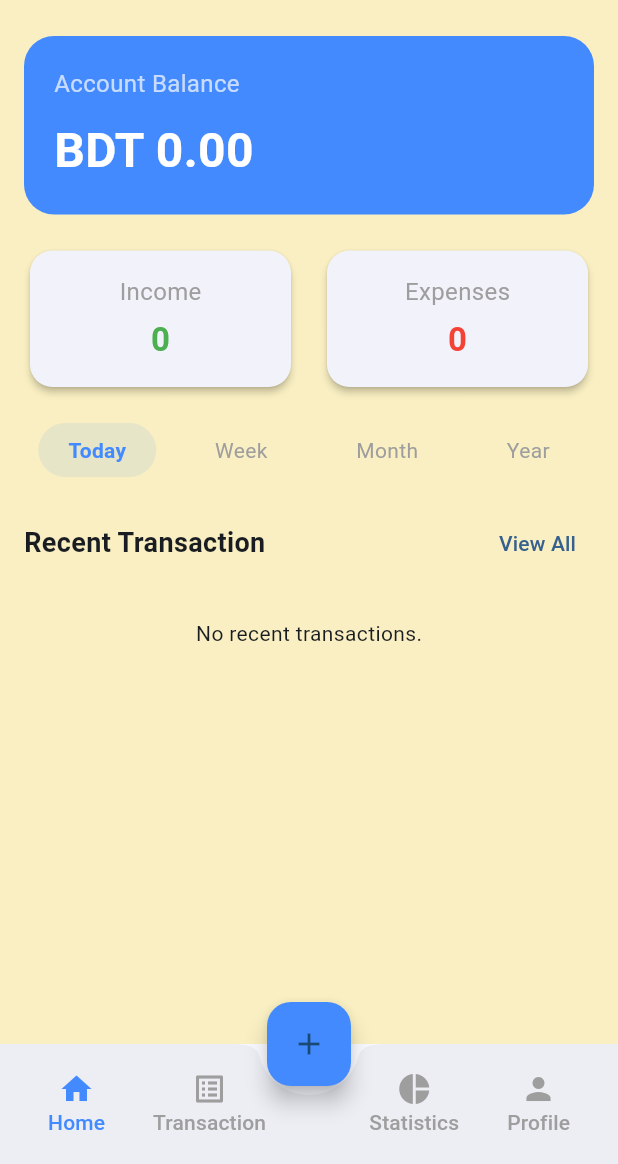
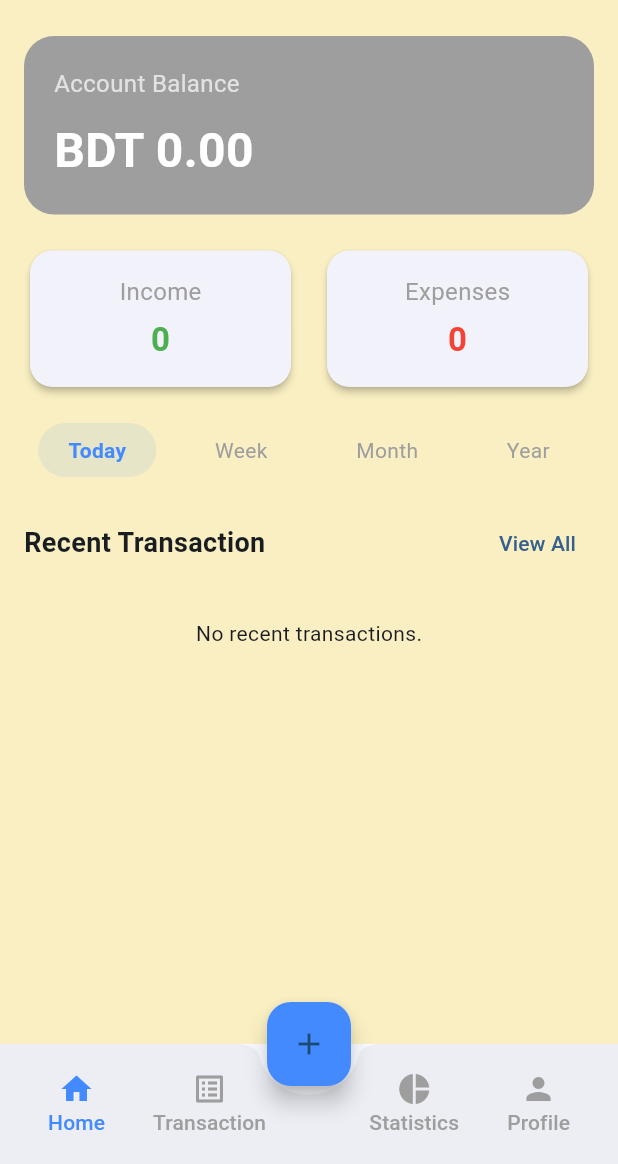
Before and after one commit to tauhidmusarieon/Artho_app, a Flutter app: the screen it shows once a user with an empty profile is signed in, on a phone screen of 412 x 824 dp, the part 72-1236 px from its top. Run offline on Flutter 3.47's test engine with Material 3 defaults, Android fonts, the phone set to English and light mode, and no system bars; our stand-ins replace cloud_firestore, firebase_auth, firebase_core; accounts and stored records are empty.

Commit message:
change the balance color

```diff
--- a/lib/screens/home screens/home_screen.dart
+++ b/lib/screens/home screens/home_screen.dart
@@ -128,12 +128,22 @@ class HomeScreenState extends State<HomeScreen> {
     );
   }
 
-  Widget _buildBalanceCard(double balance) {
+Widget _buildBalanceCard(double balance) {
+    // Choose color based on balance value
+    Color cardColor;
+    if (balance < 0) {
+      cardColor = Colors.redAccent; // Negative balance
+    } else if (balance > 0) {
+      cardColor = const Color.fromARGB(255, 32, 192, 115); // Positive balance
+    } else {
+      cardColor = Colors.grey; // Zero balance (optional)
+    }
+
     return Container(
       width: double.infinity,
       padding: const EdgeInsets.all(20),
       decoration: BoxDecoration(
-        color: Colors.blueAccent,
+        color: cardColor,
         borderRadius: BorderRadius.circular(20),
       ),
       child: Column(
@@ -145,7 +155,7 @@ class HomeScreenState extends State<HomeScreen> {
           ),
           const SizedBox(height: 10),
           Text(
-            'BDT ${balance.toStringAsFixed(2)}', // Dynamic Balance
+            'BDT ${balance.toStringAsFixed(2)}',
             style: const TextStyle(
               color: Colors.white,
               fontSize: 32,
@@ -156,6 +166,7 @@ class HomeScreenState extends State<HomeScreen> {
       ),
     );
   }
+
 
   Widget _buildIncomeExpenseSummary(double income, double expense) {
     return Row(
```
Also changed, not shown: pubspec.lock.
